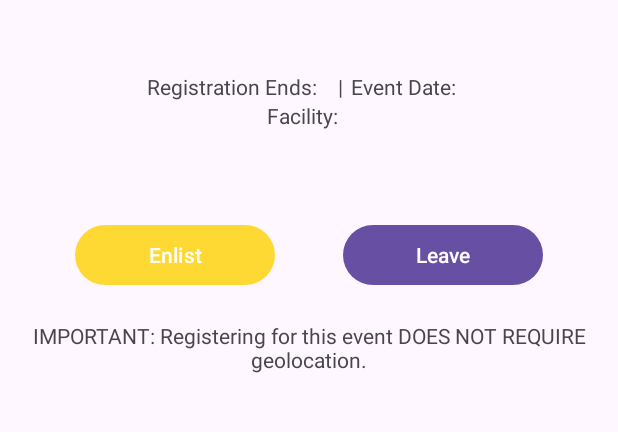
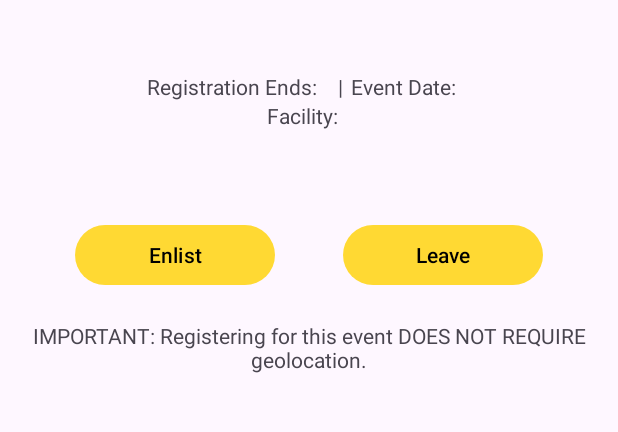
Before and after one commit to CMPUT301F24appify/CMPUT301F24-Project, an Android app: the EntrantEnlistActivity screen opened directly, with no data from a screen before it, on a phone screen of 412 x 824 dp, the part 225-657 px from its top. Run offline under Robolectric (Android 15) with nearby library versions, the phone set to English and light mode, and no system bars; our stand-ins replace Firebase (no records; nobody signed in at launch, a user with empty details on screens opened directly).

Commit message:
Button color, plus portion of the Navigation

```diff
--- a/Appify/app/src/main/java/com/example/appify/HeaderNavigation.java
+++ b/Appify/app/src/main/java/com/example/appify/HeaderNavigation.java
@@ -1,11 +1,19 @@
 package com.example.appify;
 
 import android.app.Activity;
+import android.content.ContentResolver;
 import android.content.Intent;
+import android.graphics.Bitmap;
+import android.graphics.BitmapFactory;
+import android.media.Image;
+import android.provider.Settings;
 import android.widget.TextView;
 import android.widget.ImageView;
 
 import com.example.appify.Activities.EntrantHomePageActivity;
+import com.example.appify.Activities.userProfileActivity;
+import com.google.firebase.storage.FirebaseStorage;
+import com.google.firebase.storage.StorageReference;
 
 public class HeaderNavigation {
     private Activity activity;
@@ -40,6 +48,19 @@ public class HeaderNavigation {
         if (notificationBell != null) {
             notificationBell.setOnClickListener(v -> navigateToNotifications());
         }
+
+        // Entrant Home
+        ImageView appifyLogo = activity.findViewById(R.id.logo);
+        if (appifyLogo != null) {
+            appifyLogo.setOnClickListener(v -> navigateToEvents());
+        }
+
+        // Profile Picture
+        ImageView profilePicture = activity.findViewById(R.id.profileImageViewHeader);
+        if (profilePicture != null) {
+            profilePicture.setOnClickListener(v -> navigateToProfile());
+        }
+
     }
 
     // Navigation methods for each destination
@@ -63,4 +84,9 @@ public class HeaderNavigation {
 //        activity.startActivity(intent);
     }
 
+    private void navigateToProfile() {
+        Intent intent = new Intent(activity, userProfileActivity.class);
+        activity.startActivity(intent);
+    }
+
 }
--- a/Appify/app/src/main/res/layout/enlist_page.xml
+++ b/Appify/app/src/main/res/layout/enlist_page.xml
@@ -151,6 +151,7 @@
             android:layout_height="wrap_content"
             android:layout_weight="1"
             app:backgroundTint="@color/buttons"
+            android:textColor="@color/black"
             android:text="Enlist" />
 
 
@@ -166,6 +167,8 @@
             android:layout_width="wrap_content"
             android:layout_height="wrap_content"
             android:layout_weight="1"
+            app:backgroundTint="@color/buttons"
+            android:textColor="@color/black"
             android:text="Leave" />
     </LinearLayout>
 
--- a/Appify/app/src/main/res/layout/header.xml
+++ b/Appify/app/src/main/res/layout/header.xml
@@ -18,7 +18,7 @@
         app:layout_constraintTop_toTopOf="parent">
 
         <ImageView
-            android:id="@+id/imageView2"
+            android:id="@+id/logo"
             android:layout_width="230dp"
             android:layout_height="85dp"
             android:layout_weight="1"
```
